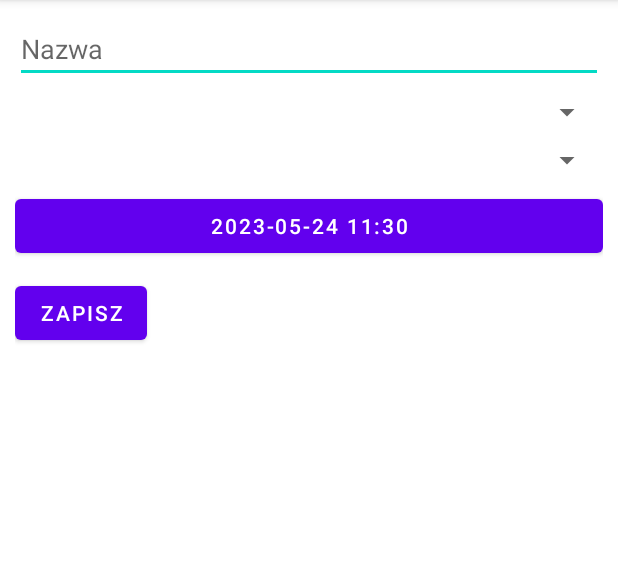
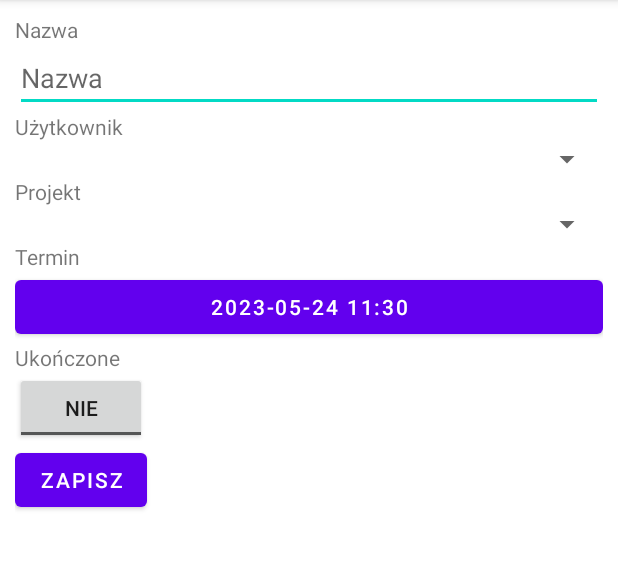
Before and after one commit to maciejgogulski/project-management-mobile, an Android app: the TaskFormActivity screen opened directly, with no data from a screen before it, on a phone screen of 412 x 824 dp, the part 84-654 px from its top. Run offline under Robolectric (Android 15) with nearby library versions, the phone set to English and light mode, and no system bars; 3 statements that could not run were skipped.

Commit message:
Added labels and completed toggle button to task edit form.

```diff
--- a/app/src/main/java/pl/kalisz/ak/pup/todolist_mobile/activities/TaskFormActivity.java
+++ b/app/src/main/java/pl/kalisz/ak/pup/todolist_mobile/activities/TaskFormActivity.java
@@ -1,5 +1,6 @@
 package pl.kalisz.ak.pup.todolist_mobile.activities;
 
+import androidx.annotation.NonNull;
 import androidx.appcompat.app.AppCompatActivity;
 
 import android.app.DatePickerDialog;
@@ -11,11 +12,13 @@ import android.view.View;
 import android.widget.AdapterView;
 import android.widget.ArrayAdapter;
 import android.widget.Button;
+import android.widget.CompoundButton;
 import android.widget.DatePicker;
 import android.widget.EditText;
 import android.widget.Spinner;
 import android.widget.TimePicker;
 import android.widget.Toast;
+import android.widget.ToggleButton;
 
 import java.io.IOException;
 import java.text.ParseException;
@@ -51,6 +54,8 @@ public class TaskFormActivity extends AppCompatActivity {
 
     int selectedCompleted;
 
+    ToggleButton completedButton;
+
     Button submitBtn;
 
     private UserClient userClient;
@@ -84,6 +89,20 @@ public class TaskFormActivity extends AppCompatActivity {
         setupSpinners();
         setupDatePicker();
         setupButtons();
+    }
+
+    @Override
+    protected void onSaveInstanceState(@NonNull Bundle outState) {
+        super.onSaveInstanceState(outState);
+        // outState.putLong("TASK", taskId);
+    }
+
+    @Override
+    protected void onRestoreInstanceState(@NonNull Bundle savedInstanceState) {
+        super.onRestoreInstanceState(savedInstanceState);
+        // taskId = savedInstanceState.getLong("TASK_ID");
+
+        // TODO Wypełnianie danych formularza po obrocie urządzenia.
     }
 
     private void setupSpinners() {
@@ -159,7 +178,7 @@ public class TaskFormActivity extends AppCompatActivity {
         deadlineValue = year + "-" + (month + 1) + "-" + dayOfMonth + " " + (hour + 1) + ":" + min;
 
         DatePickerDialog deadlineDatePicker = new DatePickerDialog(this, (view, year1, month1, dayOfMonth1) -> {
-            String monthString = addZeroInFrontOfSingleDigit(month1);
+            String monthString = addZeroInFrontOfSingleDigit(month1 + 1);
             String dayOfMonthString = addZeroInFrontOfSingleDigit(dayOfMonth1);
             deadlineValue = year1 + "-" + monthString + "-" + dayOfMonthString;
             deadlineBtn.setText(deadlineValue);
@@ -184,6 +203,12 @@ public class TaskFormActivity extends AppCompatActivity {
     }
 
     private void setupButtons() {
+        completedButton = findViewById(R.id.task_form_completed);
+        completedButton.setOnCheckedChangeListener((buttonView, isChecked) -> {
+            selectedCompleted = isChecked ? 1 : 0;
+        });
+
+
         submitBtn = findViewById(R.id.task_form_submit_btn);
         submitBtn.setOnClickListener(v -> {
             if (task == null) {
@@ -265,6 +290,8 @@ public class TaskFormActivity extends AppCompatActivity {
                     if (task.getUserId() != null) {
                         selectedUserId = task.getUserId();
                     }
+
+                    completedButton.setChecked(task.isCompleted());
                     selectedCompleted = task.getCompleted();
                 });
             }
--- a/app/src/main/res/layout/activity_task_form.xml
+++ b/app/src/main/res/layout/activity_task_form.xml
@@ -12,46 +12,91 @@
         android:layout_height="wrap_content"
         android:layout_margin="10dp">
 
+        <TextView
+            android:id="@+id/textView2"
+            android:layout_width="wrap_content"
+            android:layout_height="wrap_content"
+            android:text="@string/name"
+            app:layout_constraintStart_toStartOf="parent"
+            app:layout_constraintTop_toTopOf="parent" />
+
         <EditText
             android:id="@+id/task_form_name"
             android:layout_width="match_parent"
             android:layout_height="wrap_content"
             android:hint="@string/name"
             app:layout_constraintStart_toStartOf="parent"
-            app:layout_constraintTop_toTopOf="parent" />
+            app:layout_constraintTop_toBottomOf="@+id/textView2" />
+
+        <TextView
+            android:id="@+id/textView4"
+            android:layout_width="wrap_content"
+            android:layout_height="wrap_content"
+            android:text="@string/user"
+            app:layout_constraintStart_toStartOf="parent"
+            app:layout_constraintTop_toBottomOf="@+id/task_form_name" />
 
         <Spinner
             android:id="@+id/task_form_user"
             android:layout_width="match_parent"
             android:layout_height="wrap_content"
-            android:layout_marginTop="7dp"
             app:layout_constraintStart_toStartOf="parent"
-            app:layout_constraintTop_toBottomOf="@+id/task_form_name" />
+            app:layout_constraintTop_toBottomOf="@+id/textView4" />
+
+        <TextView
+            android:id="@+id/textView3"
+            android:layout_width="wrap_content"
+            android:layout_height="wrap_content"
+            android:text="@string/deadline"
+            app:layout_constraintStart_toStartOf="parent"
+            app:layout_constraintTop_toBottomOf="@+id/task_form_project" />
 
         <Button
             android:id="@+id/task_form_deadline"
             android:layout_width="match_parent"
             android:layout_height="wrap_content"
-            android:layout_marginTop="8dp"
             app:layout_constraintStart_toStartOf="parent"
-            app:layout_constraintTop_toBottomOf="@+id/task_form_project" />
+            app:layout_constraintTop_toBottomOf="@+id/textView3" />
+
+        <TextView
+            android:id="@+id/textView5"
+            android:layout_width="wrap_content"
+            android:layout_height="wrap_content"
+            android:text="@string/project"
+            app:layout_constraintStart_toStartOf="parent"
+            app:layout_constraintTop_toBottomOf="@+id/task_form_user" />
 
         <Spinner
             android:id="@+id/task_form_project"
             android:layout_width="match_parent"
             android:layout_height="wrap_content"
-            android:layout_marginTop="8dp"
             app:layout_constraintStart_toStartOf="parent"
-            app:layout_constraintTop_toBottomOf="@+id/task_form_user" />
+            app:layout_constraintTop_toBottomOf="@+id/textView5" />
+
+        <TextView
+            android:id="@+id/textView"
+            android:layout_width="wrap_content"
+            android:layout_height="wrap_content"
+            android:text="@string/completed"
+            app:layout_constraintStart_toStartOf="parent"
+            app:layout_constraintTop_toBottomOf="@+id/task_form_deadline" />
+
+        <ToggleButton
+            android:id="@+id/task_form_completed"
+            android:layout_width="wrap_content"
+            android:layout_height="wrap_content"
+            android:textOff="@string/no"
+            android:textOn="@string/yes"
+            app:layout_constraintStart_toStartOf="parent"
+            app:layout_constraintTop_toBottomOf="@+id/textView" />
 
         <Button
             android:id="@+id/task_form_submit_btn"
             android:layout_width="wrap_content"
             android:layout_height="wrap_content"
-            android:layout_marginTop="10dp"
             android:text="@string/save"
             app:layout_constraintStart_toStartOf="parent"
-            app:layout_constraintTop_toBottomOf="@+id/task_form_deadline" />
+            app:layout_constraintTop_toBottomOf="@+id/task_form_completed" />
 
     </androidx.constraintlayout.widget.ConstraintLayout>
 
--- a/app/src/main/res/values/strings.xml
+++ b/app/src/main/res/values/strings.xml
@@ -10,4 +10,10 @@
     <string name="save">Zapisz</string>
     <string name="edit">Edytuj</string>
     <string name="delete">Usuń</string>
+    <string name="yes">Tak</string>
+    <string name="no">Nie</string>
+    <string name="user">Użytkownik</string>
+    <string name="deadline">Termin</string>
+    <string name="project">Projekt</string>
+    <string name="completed">Ukończone</string>
 </resources>
```
